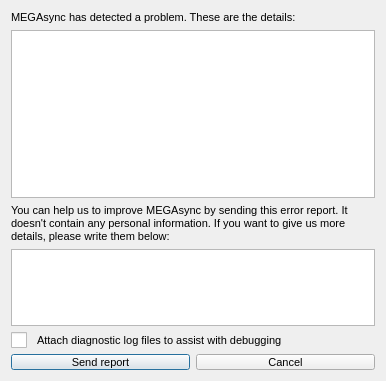
Qt form src/MEGASync/gui/win/CrashReportDialog.ui (meganz/MEGAsync) before a commit.
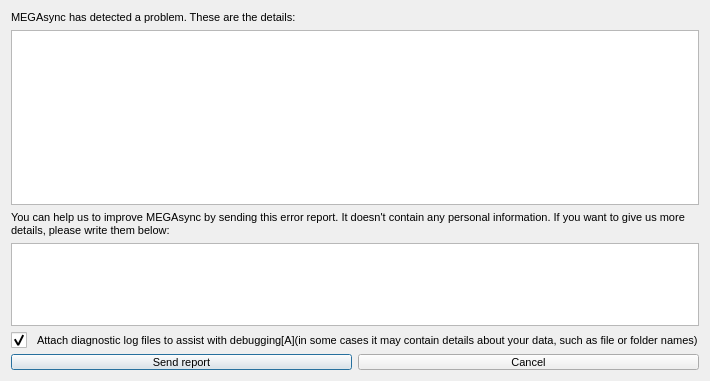
The same form after that commit.

Commit message:
do only upload crash dialog
have attach checkbox enabled by default & include warning files/folders
names

Patch:
```diff
--- a/src/MEGASync/gui/win/CrashReportDialog.ui
+++ b/src/MEGASync/gui/win/CrashReportDialog.ui
@@ -93,7 +93,10 @@
 }</string>
      </property>
      <property name="text">
-      <string>Attach diagnostic log files to assist with debugging</string>
+      <string>Attach diagnostic log files to assist with debugging[A](in some cases it may contain details about your data, such as file or folder names)</string>
+     </property>
+     <property name="checked">
+      <bool>true</bool>
      </property>
     </widget>
    </item>
```
The commit also changes 6 other files.
